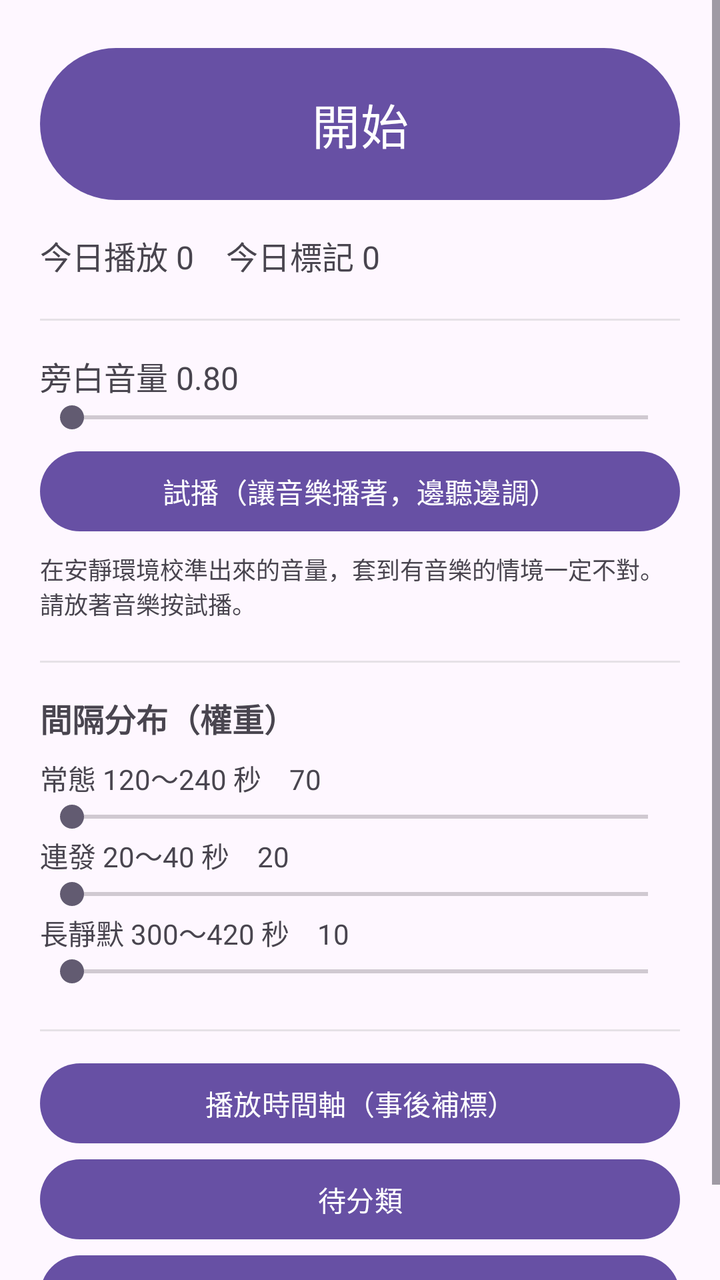
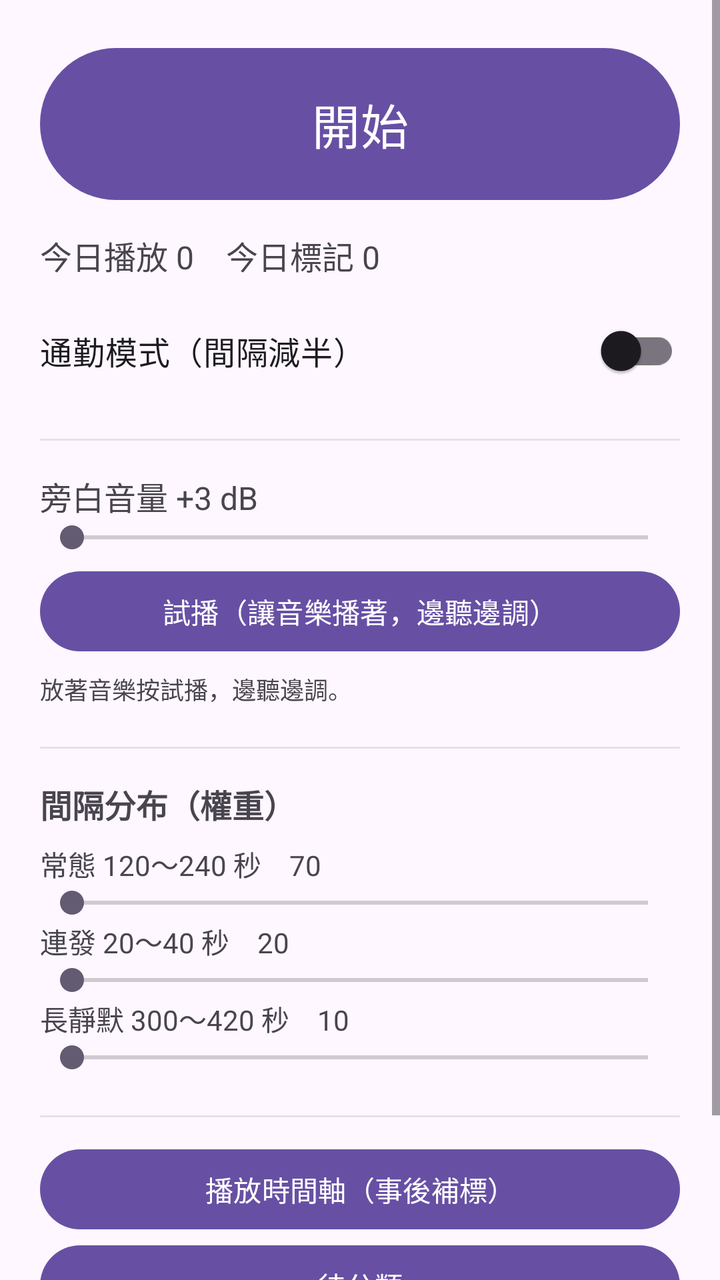

An Android layout rendered at two revisions. The XML below is the earlier revision; the diff shows what the commit changed to produce the second picture.
<!-- AndroidManifest.xml: application theme Theme.Narrator -->
<!-- res/layout/activity_main.xml -->
<?xml version="1.0" encoding="utf-8"?>
<ScrollView xmlns:android="http://schemas.android.com/apk/res/android"
    android:layout_width="match_parent"
    android:layout_height="match_parent"
    android:fillViewport="true">

    <LinearLayout
        android:layout_width="match_parent"
        android:layout_height="wrap_content"
        android:orientation="vertical"
        android:padding="20dp">

        <Button
            android:id="@+id/btn_toggle"
            android:layout_width="match_parent"
            android:layout_height="84dp"
            android:text="開始"
            android:textSize="24sp" />

        <TextView
            android:id="@+id/tv_stats"
            android:layout_width="match_parent"
            android:layout_height="wrap_content"
            android:layout_marginTop="12dp"
            android:text="今日播放 0　今日標記 0"
            android:textSize="16sp" />

        <View
            android:layout_width="match_parent"
            android:layout_height="1dp"
            android:layout_marginTop="20dp"
            android:background="#33888888" />

        <TextView
            android:id="@+id/tv_gain"
            android:layout_width="match_parent"
            android:layout_height="wrap_content"
            android:layout_marginTop="16dp"
            android:text="旁白音量 0.80"
            android:textSize="16sp" />

        <SeekBar
            android:id="@+id/sb_gain"
            android:layout_width="match_parent"
            android:layout_height="wrap_content"
            android:max="80" />

        <Button
            android:id="@+id/btn_preview"
            android:layout_width="match_parent"
            android:layout_height="wrap_content"
            android:layout_marginTop="4dp"
            android:text="試播（讓音樂播著，邊聽邊調）" />

        <TextView
            android:layout_width="match_parent"
            android:layout_height="wrap_content"
            android:layout_marginTop="6dp"
            android:text="在安靜環境校準出來的音量，套到有音樂的情境一定不對。請放著音樂按試播。"
            android:textSize="12sp" />

        <View
            android:layout_width="match_parent"
            android:layout_height="1dp"
            android:layout_marginTop="20dp"
            android:background="#33888888" />

        <TextView
            android:layout_width="match_parent"
            android:layout_height="wrap_content"
            android:layout_marginTop="16dp"
            android:text="間隔分布（權重）"
            android:textSize="16sp"
            android:textStyle="bold" />

        <TextView
            android:id="@+id/tv_w1"
            android:layout_width="match_parent"
            android:layout_height="wrap_content"
            android:layout_marginTop="8dp"
            android:text="常態 120～240 秒　70" />

        <SeekBar
            android:id="@+id/sb_w1"
            android:layout_width="match_parent"
            android:layout_height="wrap_content"
            android:max="100" />

        <TextView
            android:id="@+id/tv_w2"
            android:layout_width="match_parent"
            android:layout_height="wrap_content"
            android:text="連發 20～40 秒　20" />

        <SeekBar
            android:id="@+id/sb_w2"
            android:layout_width="match_parent"
            android:layout_height="wrap_content"
            android:max="100" />

        <TextView
            android:id="@+id/tv_w3"
            android:layout_width="match_parent"
            android:layout_height="wrap_content"
            android:text="長靜默 300～420 秒　10" />

        <SeekBar
            android:id="@+id/sb_w3"
            android:layout_width="match_parent"
            android:layout_height="wrap_content"
            android:max="100" />

        <View
            android:layout_width="match_parent"
            android:layout_height="1dp"
            android:layout_marginTop="20dp"
            android:background="#33888888" />

        <Button
            android:id="@+id/btn_timeline"
            android:layout_width="match_parent"
            android:layout_height="wrap_content"
            android:layout_marginTop="12dp"
            android:text="播放時間軸（事後補標）" />

        <Button
            android:id="@+id/btn_review"
            android:layout_width="match_parent"
            android:layout_height="wrap_content"
            android:text="待分類" />

        <Button
            android:id="@+id/btn_settings"
            android:layout_width="match_parent"
            android:layout_height="wrap_content"
            android:text="設定與匯出" />

    </LinearLayout>
</ScrollView>
<!-- resources referenced by this layout -->
<resources>
  <style name="Theme.Narrator" parent="Theme.Material3.DayNight" />
</resources>

<!-- the commit's change to res/layout/activity_main.xml (unified diff, before → after) -->
@@ -25,6 +25,14 @@
             android:text="今日播放 0　今日標記 0"
             android:textSize="16sp" />
 
+        <androidx.appcompat.widget.SwitchCompat
+            android:id="@+id/sw_commute"
+            android:layout_width="match_parent"
+            android:layout_height="wrap_content"
+            android:layout_marginTop="12dp"
+            android:text="通勤模式（間隔減半）"
+            android:textSize="16sp" />
+
         <View
             android:layout_width="match_parent"
             android:layout_height="1dp"
@@ -36,14 +44,14 @@
             android:layout_width="match_parent"
             android:layout_height="wrap_content"
             android:layout_marginTop="16dp"
-            android:text="旁白音量 0.80"
+            android:text="旁白音量 +3 dB"
             android:textSize="16sp" />
 
         <SeekBar
             android:id="@+id/sb_gain"
             android:layout_width="match_parent"
             android:layout_height="wrap_content"
-            android:max="80" />
+            android:max="30" />
 
         <Button
             android:id="@+id/btn_preview"
@@ -53,10 +61,11 @@
             android:text="試播（讓音樂播著，邊聽邊調）" />
 
         <TextView
+            android:id="@+id/tv_gain_note"
             android:layout_width="match_parent"
             android:layout_height="wrap_content"
             android:layout_marginTop="6dp"
-            android:text="在安靜環境校準出來的音量，套到有音樂的情境一定不對。請放著音樂按試播。"
+            android:text="放著音樂按試播，邊聽邊調。"
             android:textSize="12sp" />
 
         <View
